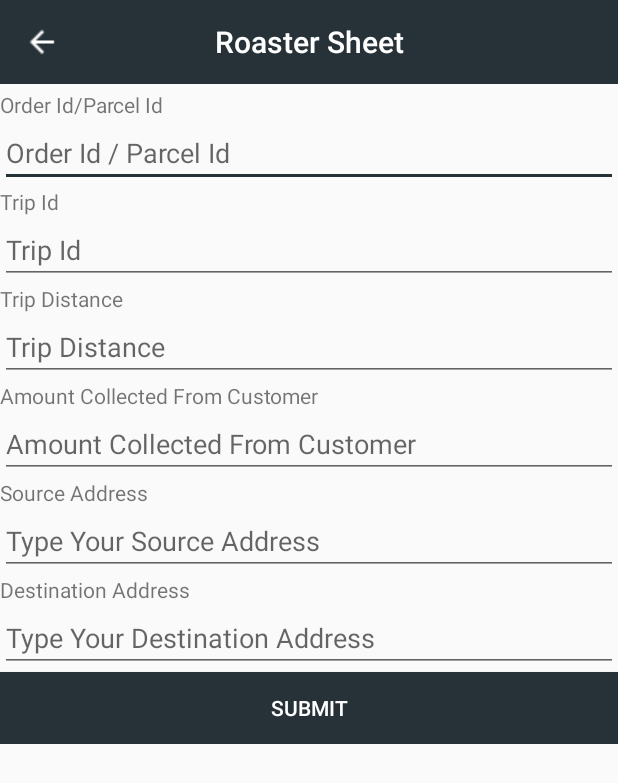
After one commit to sivanookala1979/getbike_prime, an Android app: the AddRoasterRecordActivity screen opened directly, with no data from a screen before it, on a phone screen of 412 x 824 dp. The commit adds this screen. Shown: the top 783 px of the screen. Run offline under Robolectric (Android 15) with nearby library versions, the phone set to English and light mode, and no system bars; our stand-ins replace Picasso; pictures from the network do not load.

Commit message:
Added roaster record entry.

```diff
--- a/app/src/main/AndroidManifest.xml
+++ b/app/src/main/AndroidManifest.xml
@@ -125,6 +125,8 @@
         <activity android:name=".activity.ScheduleRideActivity"/>
         <activity android:name=".activity.ScheduledRidesAndHistoryActivity"/>
         <activity android:name=".activity.PayUPaymentActivity"/>
+        <activity android:name=".activity.ViewRoasterRecordsActivity"/>
+        <activity android:name=".activity.AddRoasterRecordActivity"/>
         <activity
             android:name="com.paytm.pgsdk.PaytmPGActivity"
             android:configChanges="keyboardHidden|orientation|keyboard"
--- a/app/src/main/java/com/vave/getbike/activity/BaseActivity.java
+++ b/app/src/main/java/com/vave/getbike/activity/BaseActivity.java
@@ -108,9 +108,9 @@ public class BaseActivity extends AppCompatActivity implements NavigationView.On
                 startActivity(new Intent(this, ShareActivity.class));
                 break;
 */
-            /*case R.id.support:
-                startActivity(new Intent(this, FAQActivity.class));
-                break;*/
+            case R.id.bills:
+                startActivity(new Intent(this, ViewRoasterRecordsActivity.class));
+                break;
             case R.id.logout:
                 startActivity(new Intent(this, LogoScreenActivity.class));
                 try {
--- /dev/null
+++ b/app/src/main/res/layout/activity_add_roaster_record.xml
@@ -0,0 +1,105 @@
+<?xml version="1.0" encoding="utf-8"?>
+<RelativeLayout xmlns:android="http://schemas.android.com/apk/res/android"
+    xmlns:tools="http://schemas.android.com/tools"
+    xmlns:app="http://schemas.android.com/apk/res-auto"
+    android:id="@+id/activity_add_roaster_record"
+    android:layout_width="match_parent"
+    android:layout_height="match_parent"
+    tools:context="com.vave.getbike.activity.AddRoasterRecordActivity">
+
+    <android.support.v7.widget.Toolbar
+        android:id="@+id/toolbar"
+        android:layout_width="match_parent"
+        android:layout_height="wrap_content"
+        android:background="?attr/colorPrimary"
+        android:minHeight="?attr/actionBarSize"
+        app:theme="@style/ToolbarColoredBackArrow"
+        app:titleTextColor="@android:color/white">
+
+        <TextView
+            android:id="@+id/toolbar_title"
+            style="@style/TextAppearance.AppCompat.Widget.ActionBar.Title"
+            android:layout_width="wrap_content"
+            android:layout_height="wrap_content"
+            android:layout_gravity="center"
+            android:text="Roaster Sheet"
+            android:textColor="@android:color/white"/>
+    </android.support.v7.widget.Toolbar>
+<ScrollView
+    android:layout_width="match_parent"
+    android:layout_height="match_parent">
+    <LinearLayout
+        android:layout_width="match_parent"
+        android:layout_height="match_parent"
+        android:layout_marginTop="60dp"
+        android:orientation="vertical">
+
+        <TextView
+            android:layout_width="match_parent"
+            android:layout_height="wrap_content"
+            android:text="Order Id/Parcel Id"/>
+        <EditText
+            android:layout_width="match_parent"
+            android:layout_height="wrap_content"
+            android:id="@+id/orderIdEditText"
+            android:hint="Order Id / Parcel Id"/>
+        <TextView
+            android:layout_width="match_parent"
+            android:layout_height="wrap_content"
+            android:text="Trip Id"/>
+        <EditText
+            android:layout_width="match_parent"
+            android:layout_height="wrap_content"
+            android:id="@+id/tripIdEditText"
+            android:hint="Trip Id "/>
+        <TextView
+            android:layout_width="match_parent"
+            android:layout_height="wrap_content"
+            android:text="Trip Distance"/>
+        <EditText
+            android:layout_width="match_parent"
+            android:layout_height="wrap_content"
+            android:id="@+id/distanceEditText"
+            android:hint="Trip Distance "/>
+        <TextView
+            android:layout_width="match_parent"
+            android:layout_height="wrap_content"
+            android:text="Amount Collected From Customer"/>
+        <EditText
+            android:layout_width="match_parent"
+            android:layout_height="wrap_content"
+            android:id="@+id/amountCollectedEditText"
+            android:hint="Amount Collected From Customer"/>
+        <TextView
+            android:layout_width="match_parent"
+            android:layout_height="wrap_content"
+            android:text="Source Address"/>
+        <AutoCompleteTextView
+            android:id="@+id/sourceAddress"
+            android:layout_width="match_parent"
+            android:layout_height="wrap_content"
+            android:hint="Type Your Source Address"
+            android:inputType="textPersonName"/>
+        <TextView
+            android:layout_width="match_parent"
+            android:layout_height="wrap_content"
+            android:text="Destination Address"/>
+        <AutoCompleteTextView
+            android:id="@+id/destinationAddress"
+            android:layout_width="match_parent"
+            android:layout_height="wrap_content"
+            android:hint="Type Your Destination Address"
+            android:inputType="textPersonName"/>
+
+        <Button
+            android:layout_width="match_parent"
+            android:layout_height="wrap_content"
+            android:textColor="@color/white"
+            android:background="@color/colorPrimary"
+            android:id="@+id/submitRoasterRecord"
+            android:text="submit"/>
+
+
+    </LinearLayout>
+</ScrollView>
+</RelativeLayout>
```
Also changed, not shown: app/src/main/java/com/vave/getbike/activity/AddRoasterRecordActivity.java (added, +174 -0 lines), app/src/main/java/com/vave/getbike/activity/ViewRoasterRecordsActivity.java (added, +61 -0 lines), app/src/main/res/layout/activity_view_roaster_records.xml (added, +44 -0 lines), serverlib/src/main/java/com/vave/getbike/model/RoasterRecord.java (added, +95 -0 lines), serverlib/src/main/java/com/vave/getbike/syncher/LoginSyncher.java (+48 -0 lines), 1 other file.
